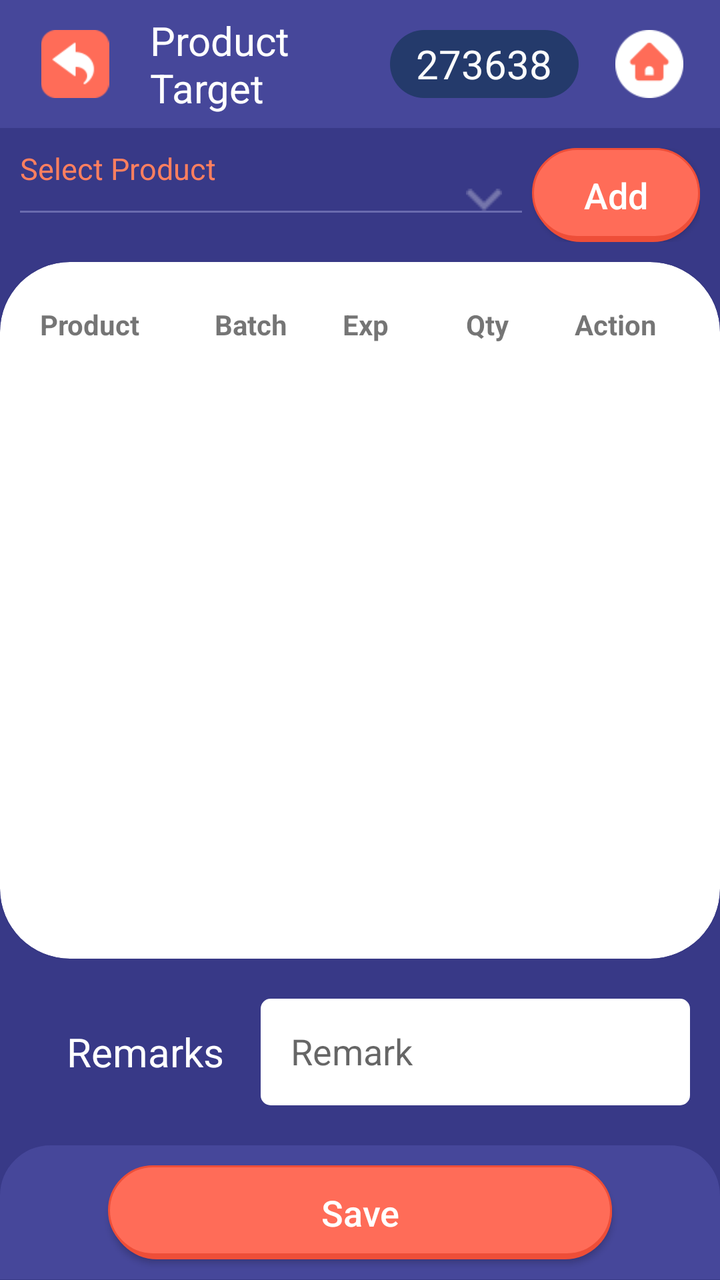
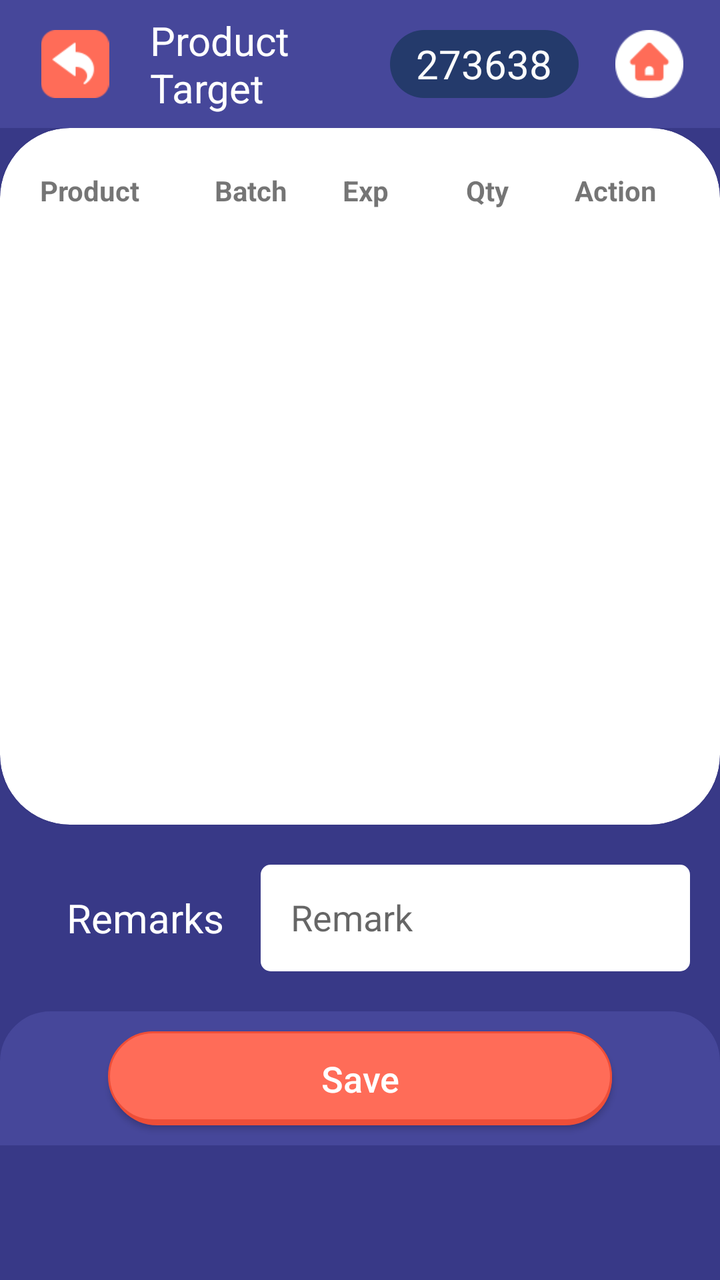

Compare the two renders of this Android layout. The source of the first and the diff that turns it into the second are given below.
<!-- AndroidManifest.xml: application theme AppTheme -->
<!-- res/layout/activity_ncp_collection.xml -->
<?xml version="1.0" encoding="utf-8"?>
<LinearLayout xmlns:android="http://schemas.android.com/apk/res/android"
    xmlns:app="http://schemas.android.com/apk/res-auto"
    xmlns:tools="http://schemas.android.com/tools"
    android:layout_width="match_parent"
    android:layout_height="match_parent"
    android:weightSum="4"
    android:orientation="vertical"
    android:background="@color/new_outlet"
    tools:context=".NcpCollection">
    <LinearLayout
        android:layout_width="match_parent"
        android:layout_height="0dp"
        android:background="@color/secondary_color"
        android:weightSum="2"
        android:orientation="horizontal"
        android:layout_weight="0.4">
        <LinearLayout
            android:layout_width="0dp"
            android:layout_height="match_parent"
            android:weightSum="1"
            android:orientation="horizontal"
            android:gravity="left"
            android:layout_weight="1">
            <ImageView
                android:id="@+id/back"
                android:layout_width="0dp"
                android:layout_height="match_parent"
                android:layout_weight="0.3"
                android:src="@drawable/backicon"
                android:layout_margin="15dp"></ImageView>
            <TextView
                android:id="@+id/title_tv"
                android:layout_width="0dp"
                android:layout_height="match_parent"
                android:layout_weight="0.7"
                android:gravity="center|left"
                android:textColor="@color/white"
                android:autoSizeTextType="uniform"
                android:autoSizeMinTextSize="12sp"
                android:autoSizeMaxTextSize="20sp"
                android:autoSizeStepGranularity="2sp"
                android:text="Product Target">

            </TextView>

        </LinearLayout>
        <LinearLayout
            android:layout_width="0dp"
            android:layout_height="match_parent"
            android:weightSum="1"
            android:gravity="right"
            android:orientation="horizontal"
            android:layout_weight="1">
            <TextView
                android:id="@+id/user_txt_view"
                android:layout_width="0dp"
                android:layout_height="match_parent"
                android:layout_weight="0.7"
                android:layout_marginTop="15dp"
                android:layout_marginBottom="15dp"
                android:layout_marginLeft="15dp"
                android:background="@drawable/login_id_bg_shade"
                android:text="273638"
                android:autoSizeTextType="uniform"
                android:autoSizeMinTextSize="12sp"
                android:autoSizeMaxTextSize="20sp"
                android:autoSizeStepGranularity="2sp"
                android:textColor="@color/background_white"
                android:textAlignment="center"
                android:gravity="center"></TextView>
            <ImageView
                android:id="@+id/home"
                android:layout_width="0dp"
                android:layout_height="match_parent"
                android:layout_weight="0.3"
                android:src="@drawable/home"
                android:layout_margin="15dp">

            </ImageView>


        </LinearLayout>

    </LinearLayout>


    <LinearLayout
        android:layout_width="match_parent"
        android:layout_height="0dp"
        android:layout_weight="3.6"
        android:weightSum="4"
        android:orientation="vertical">


        <LinearLayout
            android:layout_width="match_parent"
            android:layout_height="0dp"
            android:layout_weight="0.5"
            android:padding="10dp"
            android:weightSum="4"
            android:orientation="horizontal">
            <LinearLayout
                android:layout_width="0dp"
                android:layout_height="match_parent"
                android:layout_weight="3"
                android:orientation="vertical"
                android:layout_marginRight="5dp"
                android:weightSum="2">
                <TextView
                    android:layout_width="match_parent"
                    android:layout_height="wrap_content"
                    android:text="Select Product"
                    android:textSize="15sp"
                    android:textColor="@color/text_color_hint">

                </TextView>
                <Spinner
                    android:id="@+id/productsp"
                    android:layout_width="match_parent"
                    android:layout_height="wrap_content"
                    android:background="@drawable/spinner2"
                    >
                </Spinner>
                <TextView

                    android:layout_width="match_parent"
                    android:layout_height="1dp"
                    android:background="@color/spinner_line"
                    android:alpha="50"></TextView>

            </LinearLayout>

            <Button
                android:id="@+id/add_product"
                android:layout_width="0dp"
                android:layout_height="wrap_content"
                android:gravity="center"
                android:layout_weight="1"
                android:layout_gravity="center|right"
                android:text="Add"
                android:textSize="18dp"
                android:textColor="@color/white"
                android:textAllCaps="false"
                android:background="@drawable/button_shadow">

            </Button>

        </LinearLayout>



        <androidx.cardview.widget.CardView
            android:layout_width="match_parent"
            android:layout_height="0dp"
            android:layout_weight="2.6"
            app:cardCornerRadius="35dp"


            >
            <LinearLayout
                android:layout_width="match_parent"
                android:layout_height="match_parent"
                android:weightSum="5"
                android:orientation="vertical"
                android:layout_marginTop="15dp"
                android:layout_marginRight="20dp"
                android:layout_marginLeft="20dp">
                <LinearLayout
                    android:layout_width="match_parent"
                    android:layout_height="0dp"
                    android:layout_weight="0.5"
                    android:weightSum="5"
                    android:orientation="horizontal">
                    <TextView
                        android:layout_width="0dp"
                        android:layout_height="match_parent"
                        android:layout_weight="1.2"
                        android:gravity="left|center"
                        android:textAlignment="gravity"
                        android:textStyle="bold"
                        android:text="Product"

                        >

                    </TextView>
                    <TextView
                        android:layout_width="0dp"
                        android:layout_height="match_parent"
                        android:layout_weight="0.9"
                        android:textAlignment="center"
                        android:gravity="center"
                        android:textStyle="bold"
                        android:text="Batch">

                    </TextView>
                    <TextView
                        android:layout_width="0dp"
                        android:layout_height="match_parent"
                        android:layout_weight="0.9"
                        android:textAlignment="center"
                        android:gravity="center"
                        android:textStyle="bold"
                        android:text="Exp">

                    </TextView>
                    <TextView
                        android:layout_width="0dp"
                        android:layout_height="match_parent"
                        android:layout_weight="1"
                        android:gravity="center"
                        android:textAlignment="gravity"
                        android:textStyle="bold"
                        android:text="Qty">

                    </TextView>
                    <TextView
                        android:layout_width="0dp"
                        android:layout_height="match_parent"
                        android:layout_weight="1"
                        android:gravity="center"
                        android:textAlignment="gravity"
                        android:textStyle="bold"
                        android:text="Action">

                    </TextView>

                </LinearLayout>
                <ListView
                    android:id="@+id/ncp_collection_rec"
                    android:layout_width="match_parent"
                    android:layout_height="0dp"
                    android:layout_weight="4.5"
                    android:layout_marginTop="10dp"
                    >

                </ListView>


            </LinearLayout>




        </androidx.cardview.widget.CardView>
        <LinearLayout
            android:layout_width="match_parent"
            android:layout_height="0dp"
            android:weightSum="2"
            android:layout_marginLeft="15dp"
            android:layout_marginRight="15dp"
            android:layout_marginTop="20dp"
            android:layout_marginBottom="20dp"
            android:orientation="horizontal"
            android:layout_weight="0.4">
            <TextView
                android:layout_width="0dp"
                android:layout_height="match_parent"
                android:text="Remarks"
                android:gravity="center"
                android:autoSizeTextType="uniform"
                android:autoSizeMinTextSize="12sp"
                android:autoSizeMaxTextSize="20sp"
                android:autoSizeStepGranularity="2sp"
                android:textColor="@color/white"
                android:layout_weight="0.7">

            </TextView>
            <EditText
                android:id="@+id/remarks"
                android:layout_width="0dp"
                android:hint="Remark"
                android:layout_height="match_parent"
                android:layout_weight="1.3"
                android:padding="15dp"
                android:background="@drawable/bg_rounded_input_field">

            </EditText>

        </LinearLayout>

        //0.5
        <LinearLayout
            android:layout_width="match_parent"
            android:layout_height="0dp"
            android:background="@drawable/fade_blue_top_curve_bg"
            android:weightSum="1"
            android:gravity="center"
            android:layout_gravity="center"
            android:orientation="horizontal"
            android:layout_weight=".5">

            <Button
                android:id="@+id/save"
                android:layout_width="0dp"
                android:layout_height="match_parent"
                android:gravity="center"
                android:layout_weight="0.7"
                android:layout_gravity="center"
                android:layout_marginTop="10dp"
                android:layout_marginBottom="10dp"
                android:text="Save"
                android:textSize="18dp"
                android:textColor="@color/white"
                android:textAllCaps="false"
                android:background="@drawable/button_shadow">

            </Button>

        </LinearLayout>




    </LinearLayout>




</LinearLayout>
<!-- resources referenced by this layout -->
<resources>
  <color name="background_white">#FCFCFC</color>
  <color name="new_outlet">#383987</color>
  <color name="secondary_color">#46479A</color>
  <color name="spinner_line">#6a6baf</color>
  <color name="text_color_hint">#FF7F5F</color>
  <color name="white">#FFFFFF</color>
  <!-- drawable bg_rounded_input_field (drawable) -->
  <?xml version="1.0" encoding="utf-8"?>
  <shape xmlns:android="http://schemas.android.com/apk/res/android"
      android:shape="rectangle"
      >
      <solid
          android:color="@color/white"></solid>
      <corners
          android:radius="5dp">
      </corners>
  
  </shape>
  <!-- drawable button_shadow (drawable) -->
  <selector xmlns:android="http://schemas.android.com/apk/res/android">
      <item>
          <layer-list>
              <item android:left="1dp" android:top="0dp">
                  <shape>
                      <corners android:radius="25dp" />
                      <solid android:color="#EE4E38" />
                  </shape>
              </item>
              <item android:bottom="2dp" >
                  <shape>
                      <gradient android:angle="270"
                          android:endColor="#FF6C58" android:startColor="#FF6C58" />
                      <stroke android:width="1dp" android:color="#EE4E38" />
                      <corners android:radius="25dp" />
                  </shape>
              </item>
          </layer-list>
      </item>
  </selector>
  <!-- drawable fade_blue_top_curve_bg (drawable) -->
  <?xml version="1.0" encoding="utf-8"?>
  <shape xmlns:android="http://schemas.android.com/apk/res/android"
      android:shape="rectangle">
      <corners
          android:bottomLeftRadius="0dp"
          android:bottomRightRadius="0dp"
          android:topLeftRadius="25dp"
          android:topRightRadius="25dp" />
      <padding
          android:bottom="0dp"
          android:left="0dp"
          android:right="0dp"
          android:top="0dp" />
      <stroke
          android:width="0.5dp"
          android:color="@color/secondary_color" />
      <solid android:color="@color/secondary_color" />
  </shape>
  <!-- drawable home: png bitmap (drawable, 1222 bytes) -->
  <!-- drawable login_id_bg_shade (drawable) -->
  <?xml version="1.0" encoding="utf-8"?>
  <shape xmlns:android="http://schemas.android.com/apk/res/android"
      android:shape="rectangle" >
  
      <corners
          android:bottomLeftRadius="30dp"
          android:bottomRightRadius="30dp"
          android:radius="60dp"
          android:topLeftRadius="30dp"
          android:topRightRadius="30dp" />
  
      <solid android:color="@color/in" />
  
      <padding
          android:bottom="0dp"
          android:left="0dp"
          android:right="0dp"
          android:top="0dp" />
  
      <size
          android:height="30dp"
          android:width="130dp" />
  
  </shape>
  <!-- drawable spinner2 (drawable) -->
  <?xml version="1.0" encoding="utf-8"?>
  <selector xmlns:android="http://schemas.android.com/apk/res/android">
  
      <item android:width="0dp" android:height="0dp">
  
          <layer-list>
  
              <item>
                  <shape android:shape="rectangle">
                      <corners android:radius="4dp" />
  
  
                      <solid android:color="@android:color/transparent" />
  
                      
                  </shape>
              </item>
  
              <item android:right="10dp">
  
                  <bitmap android:width="10dp" android:height="10dp" android:gravity="center_vertical|right" android:src="@drawable/arrowspin" android:tint="@color/white" />
  
              </item>
  
  
          </layer-list>
  
      </item>
  
  </selector>
  <style name="AppTheme" parent="Theme.AppCompat.Light.NoActionBar">
          
          <item name="colorPrimary">@color/colorPrimary</item>
          <item name="colorPrimaryDark">@color/colorPrimaryDark</item>
          <item name="colorAccent">@color/colorAccent</item>
      </style>
  <color name="in">#243A6B</color>
  <color name="colorPrimary">#383A87</color>
  <color name="colorPrimaryDark">#383A87</color>
  <color name="colorAccent">#D81B60</color>
  <!-- unchanged entries left out for length: 2 -->
</resources>

<!-- the commit's change to res/layout/activity_ncp_collection.xml (unified diff, before → after) -->
@@ -94,9 +94,11 @@
 
 
         <LinearLayout
+            android:id="@+id/add_product_lay"
             android:layout_width="match_parent"
             android:layout_height="0dp"
             android:layout_weight="0.5"
+            android:visibility="gone"
             android:padding="10dp"
             android:weightSum="4"
             android:orientation="horizontal">
